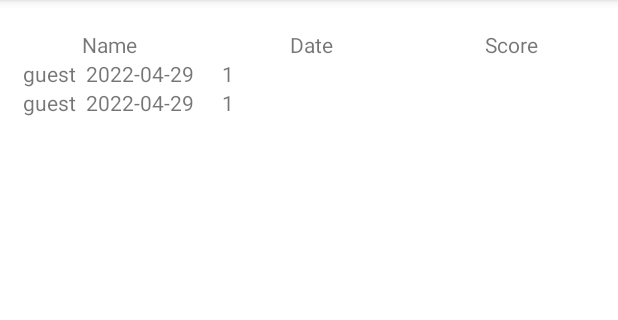
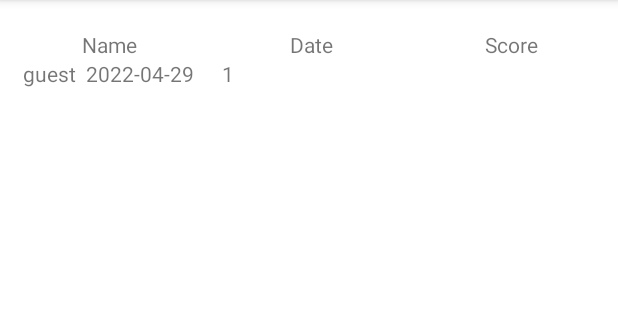
Before and after one commit to Anastastasia-B/FeedTheCat, an Android app: the screen it shows after launch (ResultsActivity), in the options menu, after a tap on "Results Table", on a phone screen of 412 x 824 dp, the part 84-404 px from its top. Run offline under Robolectric (Android 15) with nearby library versions, the light colour scheme and no system bars.

Commit message:
some small fixes

```diff
--- a/app/src/main/java/com/study/feedthecat/MainActivity.java
+++ b/app/src/main/java/com/study/feedthecat/MainActivity.java
@@ -50,7 +50,7 @@ public class MainActivity extends AppCompatActivity {
         account = GoogleSignIn.getLastSignedInAccount(this);
 
         if (account == null) {
-            /*Intent signIn = new Intent(this,SignInActivity.class);
+            /* Intent signIn = new Intent(this,SignInActivity.class);
             startActivity(signIn);*/
         } else {
             personName = account.getDisplayName();
@@ -69,7 +69,6 @@ public class MainActivity extends AppCompatActivity {
                         }
                     }, 3250);
         }
-        writeResults();
     }
 
     @Override
--- a/app/src/main/java/com/study/feedthecat/SplashscreenActivity.java
+++ b/app/src/main/java/com/study/feedthecat/SplashscreenActivity.java
@@ -32,7 +32,7 @@ public class SplashscreenActivity extends AppCompatActivity {
                         Intent intent = new Intent(SplashscreenActivity.this, MainActivity.class);
                         startActivity(intent);
                     }
-                }, 6000);
+                }, 5000);
     }
 
     public void onWindowFocusChanged(boolean hasFocus) {
--- a/app/src/main/res/menu/main_menu.xml
+++ b/app/src/main/res/menu/main_menu.xml
@@ -1,7 +1,7 @@
 <?xml version="1.0" encoding="utf-8"?>
 <menu xmlns:android="http://schemas.android.com/apk/res/android">
-    <item android:title="@string/abut_developer_title" android:id="@+id/item_about_developer"></item>
     <item android:title="@string/save_score" android:id="@+id/save_score_item"></item>
     <item android:title="@string/results_table" android:id="@+id/view_results_item"></item>
     <item android:title="@string/share_score" android:id="@+id/share_score"></item>
+    <item android:title="@string/abut_developer_title" android:id="@+id/item_about_developer"></item>
 </menu>
```
